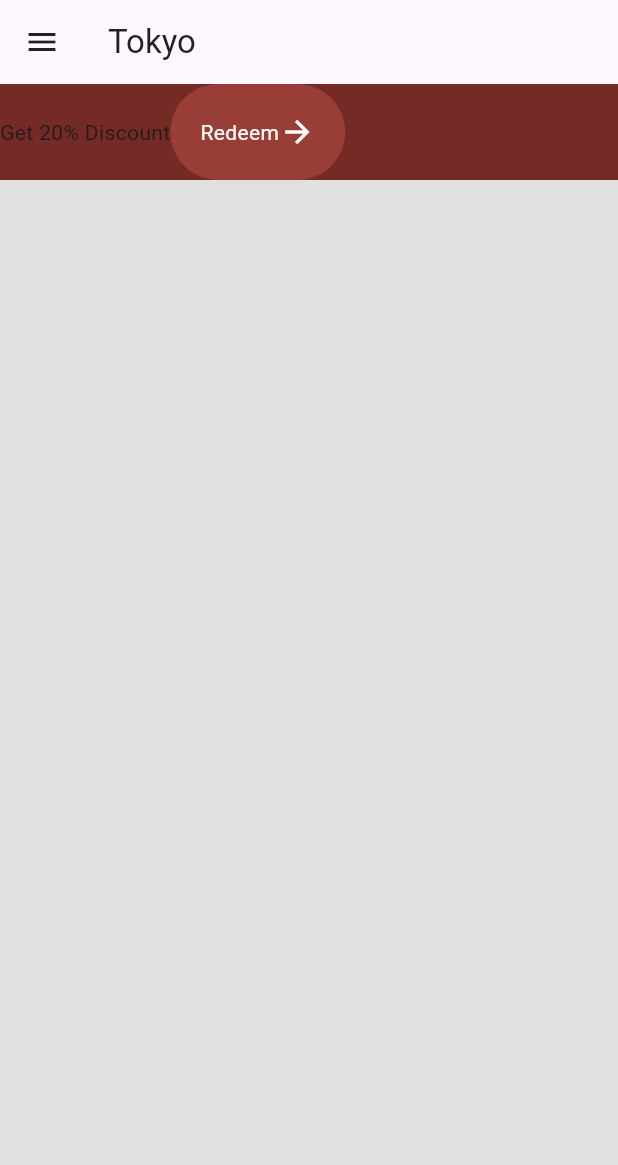
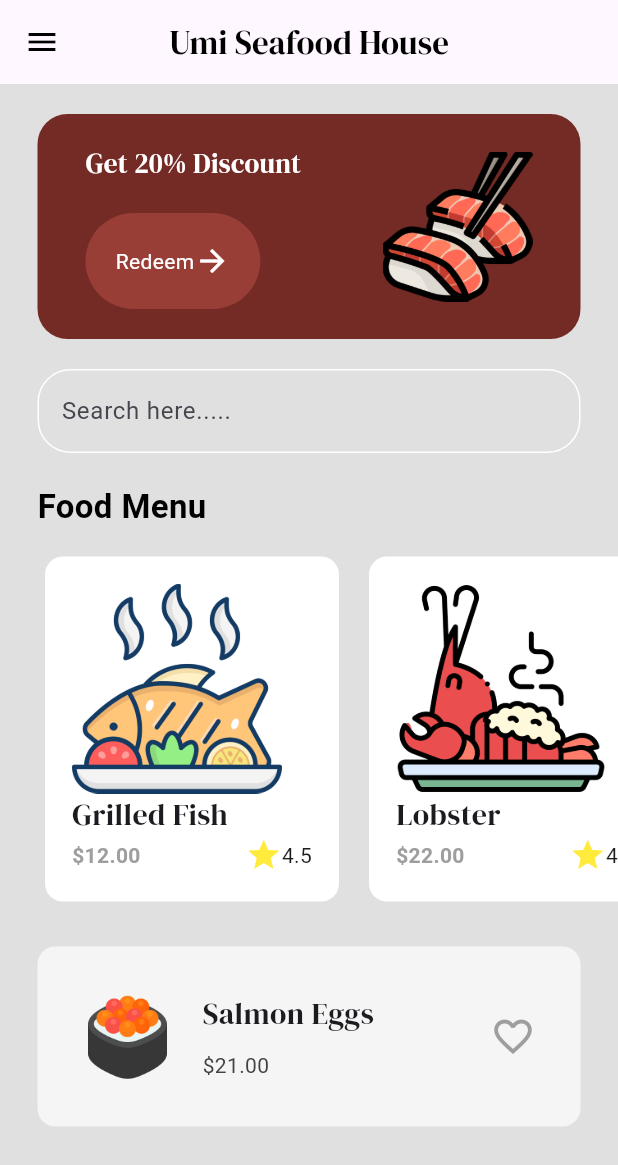
Before and after one commit to jaeqwrty/Sushi, a Flutter app: the MenuPage screen opened by its route, on a phone screen of 412 x 824 dp. Shown: the top 1165 px of the screen. Run offline on Flutter 3.47's test engine with Material 3 defaults, Android fonts, the phone set to English and light mode, and no system bars; our stand-ins replace google_fonts.

Commit message:
Updated menu page and more detailed

```diff
--- /dev/null
+++ b/lib/components/food_tile.dart
@@ -0,0 +1,48 @@
+import 'package:flutter/material.dart';
+import 'package:google_fonts/google_fonts.dart';
+import '../models/food.dart';
+
+class FoodTile extends StatelessWidget {
+  final Food food;
+  const FoodTile({super.key, required this.food});
+
+  @override
+  Widget build(BuildContext context) {
+    return Container(
+      decoration: BoxDecoration(
+        color: Colors.white,
+        borderRadius: BorderRadius.circular(12),
+      ),
+      margin: const EdgeInsets.only(left: 20),
+      padding: const EdgeInsets.all(18),
+      child: Column(
+        crossAxisAlignment: CrossAxisAlignment.start,
+        children: [
+          Image.asset(food.imagePath, height: 140),
+          Text(food.name, style: GoogleFonts.dmSerifDisplay(fontSize: 20)),
+          SizedBox(
+            width: 160,
+            child: Row(
+              mainAxisAlignment: MainAxisAlignment.spaceBetween,
+              children: [
+                Text(
+                  food.price,
+                  style: TextStyle(
+                    fontWeight: FontWeight.bold,
+                    color: Colors.grey,
+                  ),
+                ),
+                Row(
+                  children: [
+                    Icon(Icons.star, color: Colors.yellow),
+                    Text(food.rating),
+                  ],
+                ),
+              ],
+            ),
+          ),
+        ],
+      ),
+    );
+  }
+}
--- /dev/null
+++ b/lib/models/food.dart
@@ -0,0 +1,18 @@
+class Food {
+  String name;
+  String imagePath;
+  String price;
+  String rating;
+
+  Food({
+    required this.name,
+    required this.imagePath,
+    required this.price,
+    required this.rating,
+  });
+
+  String get getName => name;
+  String get getImagePath => imagePath;
+  String get getPrice => price;
+  String get getRating => rating;
+}
--- a/lib/pages/menu_page.dart
+++ b/lib/pages/menu_page.dart
@@ -1,32 +1,163 @@
 import 'package:flutter/material.dart';
 import 'package:flutter_application_1/components/button.dart';
+import 'package:flutter_application_1/components/food_tile.dart';
+import 'package:flutter_application_1/models/food.dart';
+import 'package:flutter_application_1/theme/colors.dart';
+import 'package:google_fonts/google_fonts.dart';
+import 'package:flutter_application_1/components/food_tile.dart';
 
 class MenuPage extends StatefulWidget {
   const MenuPage({super.key});
 
   @override
-  State<MenuPage> createState() => _MyWidgetState();
+  State<MenuPage> createState() => _MenuPageState();
 }
 
-class _MyWidgetState extends State<MenuPage> {
+class _MenuPageState extends State<MenuPage> {
+  List foodMenu = [
+    Food(
+      name: 'Grilled Fish',
+      imagePath: 'assets/image/fish.png',
+      price: '\$12.00',
+      rating: '4.5',
+    ),
+    Food(
+      name: 'Lobster',
+      imagePath: 'assets/image/lobster.png',
+      price: '\$22.00',
+      rating: '4.8',
+    ),
+    Food(
+      name: 'Paella',
+      imagePath: 'assets/image/paella.png',
+      price: '\$18.00',
+      rating: '4.1',
+    ),
+  ];
   @override
   Widget build(BuildContext context) {
     return Scaffold(
       backgroundColor: Colors.grey[300],
       appBar: AppBar(
-        leading: Icon(Icons.menu, color: Colors.grey[900]),
-        title: Text('Tokyo', style: TextStyle(color: Colors.grey[900])),
+        centerTitle: true,
+        leading: Icon(Icons.menu, color: Colors.black),
+        title: Text(
+          'Umi Seafood House',
+          style: GoogleFonts.dmSerifDisplay(color: Colors.black),
+        ),
       ),
       body: Column(
+        crossAxisAlignment: CrossAxisAlignment.start,
         children: [
+          const SizedBox(height: 20),
           Container(
             decoration: BoxDecoration(
-              color: const Color.fromARGB(255, 116, 42, 37),
+              color: primaryColor,
+              borderRadius: BorderRadius.circular(20),
             ),
+            margin: const EdgeInsets.symmetric(horizontal: 25),
+            padding: const EdgeInsets.symmetric(vertical: 20, horizontal: 32),
             child: Row(
+              mainAxisAlignment: MainAxisAlignment.spaceBetween,
               children: [
-                Text('Get 20% Discount'),
-                MyButton(text: "Redeem", onTap: () {}),
+                Column(
+                  crossAxisAlignment: CrossAxisAlignment.start,
+                  children: [
+                    Text(
+                      'Get 20% Discount',
+                      style: GoogleFonts.dmSerifDisplay(
+                        color: Colors.white,
+                        fontSize: 18,
+                      ),
+                    ),
+
+                    const SizedBox(height: 20),
+
+                    MyButton(text: "Redeem", onTap: () {}),
+                  ],
+                ),
+                Image.asset('assets/image/sushi.png', height: 100),
+              ],
+            ),
+          ),
+          const SizedBox(height: 20),
+          Padding(
+            padding: const EdgeInsets.symmetric(horizontal: 25),
+            child: TextField(
+              decoration: InputDecoration(
+                focusedBorder: OutlineInputBorder(
+                  borderSide: BorderSide(color: Colors.white),
+                  borderRadius: BorderRadius.circular(22),
+                ),
+                enabledBorder: OutlineInputBorder(
+                  borderSide: BorderSide(color: Colors.white),
+                  borderRadius: BorderRadius.circular(22),
+                ),
+                hintText: 'Search here.....',
+              ),
+            ),
+          ),
+          const SizedBox(height: 20),
+
+          Padding(
+            padding: const EdgeInsets.symmetric(horizontal: 25),
+            child: Text(
+              'Food Menu',
+              style: TextStyle(
+                fontSize: 22,
+                fontWeight: FontWeight.bold,
+                color: Colors.black,
+              ),
+            ),
+          ),
+          const SizedBox(height: 8),
+          SizedBox(
+            height: 250,
+            child: ListView.builder(
+              padding: EdgeInsets.all(10),
+              scrollDirection: Axis.horizontal,
+              itemCount: foodMenu.length,
+              itemBuilder: (context, index) => FoodTile(food: foodMenu[index]),
+            ),
+          ),
+          const SizedBox(height: 20),
+          // ---- POPULAR FOOD ITEM -----
+          Container(
+            decoration: BoxDecoration(
+              color: Colors.grey[100],
+              borderRadius: BorderRadius.circular(12),
+            ),
+            margin: const EdgeInsets.only(right: 25, left: 25, bottom: 20),
+            padding: const EdgeInsets.all(30),
+            child: Row(
+              mainAxisAlignment: MainAxisAlignment.spaceBetween,
+              children: [
+                Row(
+                  children: [
+                    Image.asset('assets/image/balls.png', height: 60),
+                    const SizedBox(width: 20),
+                    Column(
+                      crossAxisAlignment: CrossAxisAlignment.start,
+                      children: [
+                        Text(
+                          'Salmon Eggs',
+                          style: GoogleFonts.dmSerifDisplay(fontSize: 20),
+                        ),
+                        const SizedBox(height: 10),
+                        Text(
+                          '\$21.00',
+                          style: TextStyle(color: Colors.grey[800]),
+                        ),
+                      ],
+                    ),
+                  ],
+                ),
+                // HEART ICON
+                const Icon(
+                  Icons.favorite_outline,
+                  color: Colors.grey,
+                  size: 30,
+                ),
               ],
             ),
           ),
--- /dev/null
+++ b/lib/theme/colors.dart
@@ -0,0 +1,5 @@
+import 'package:flutter/material.dart';
+
+var primaryColor = const Color.fromARGB(255, 116, 42, 37);
+
+var menuColor = const Color.fromARGB(255, 194, 189, 189);
--- a/pubspec.yaml
+++ b/pubspec.yaml
@@ -4,7 +4,7 @@ publish_to: 'none'
 version: 0.1.0
 
 environment:
-  sdk: ^3.10.0
+  sdk: ^3.9.0
 
 dependencies:
   flutter:
```
Also changed, not shown: assets/image/balls.png (added), assets/image/fish.png (added), assets/image/lobster.png (added), assets/image/nigiri.png (added), assets/image/paella.png (added), assets/image/ramen.png (added), pubspec.lock.
